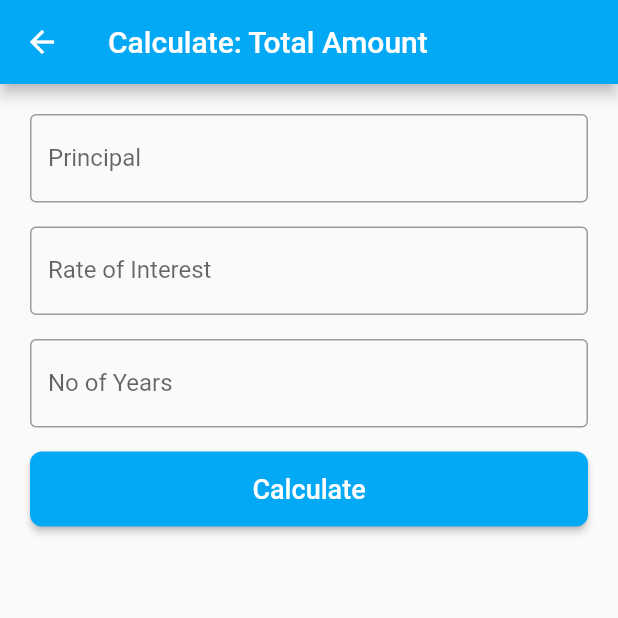
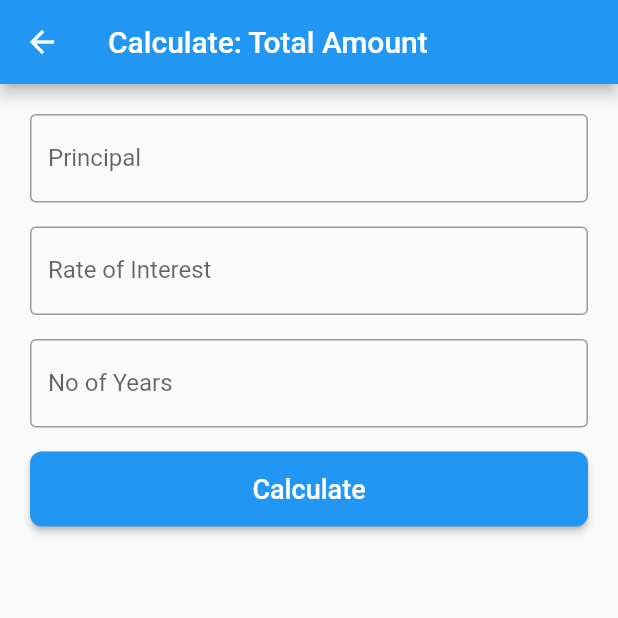
Before and after one commit to skavinvarnan/cic-flutter, a Flutter app: the screen it shows after launch, after a tap on "Total Amount Calculator", on a phone screen of 412 x 824 dp, the top half of it. Run offline on Flutter 3.47's test engine with Material 2 defaults, Android fonts, the phone set to English and light mode, and no system bars.

Commit message:
Updating color scheme to blue from lightBlue

```diff
--- a/lib/main.dart
+++ b/lib/main.dart
@@ -10,7 +10,7 @@ class MyApp extends StatelessWidget {
     return MaterialApp(
       title: 'Flutter Demo',
       theme: ThemeData(
-        primarySwatch: Colors.lightBlue,
+        primarySwatch: Colors.blue,
       ),
       home: LandingScreen(title: 'Compound Interest Calculator'),
     );
--- a/lib/screens/calculate/calculate_screen.dart
+++ b/lib/screens/calculate/calculate_screen.dart
@@ -59,7 +59,7 @@ class _CalculateScreenState extends State<CalculateScreen> {
                       shape: RoundedRectangleBorder(
                         borderRadius: BorderRadius.circular(8.0),
                       ),
-                      color: Colors.lightBlue,
+                      color: Colors.blue,
                       onPressed: () {
                         this.answer = getAnswer(
                           widget.page,
--- a/lib/screens/landing/landing_screen.dart
+++ b/lib/screens/landing/landing_screen.dart
@@ -22,7 +22,7 @@ class LandingScreen extends StatelessWidget {
             LandingButton(
               title: "Total Amount Calculator",
               subTitle: "with Principal, ROI and No of Years",
-              bgColor: Colors.lightBlue,
+              bgColor: Colors.blue,
               onPressed: () {
                 openNextScreen(context, Page.ta);
               },
@@ -30,7 +30,7 @@ class LandingScreen extends StatelessWidget {
             LandingButton(
               title: "ROI Calculator",
               subTitle: "with Principal, No of Years and Total Amount",
-              bgColor: Colors.lightBlue,
+              bgColor: Colors.blue,
               onPressed: () {
                 openNextScreen(context, Page.roi);
               },
@@ -38,7 +38,7 @@ class LandingScreen extends StatelessWidget {
             LandingButton(
               title: "Time Period Calculator",
               subTitle: "with Principal, ROI and Total Amount",
-              bgColor: Colors.lightBlue,
+              bgColor: Colors.blue,
               onPressed: () {
                 openNextScreen(context, Page.noy);
               },
@@ -46,7 +46,7 @@ class LandingScreen extends StatelessWidget {
             LandingButton(
               title: "Principal Calculator",
               subTitle: "with ROI, No of Years and Total Amount",
-              bgColor: Colors.lightBlue,
+              bgColor: Colors.blue,
               onPressed: () {
                 openNextScreen(context, Page.principal);
               },
```
